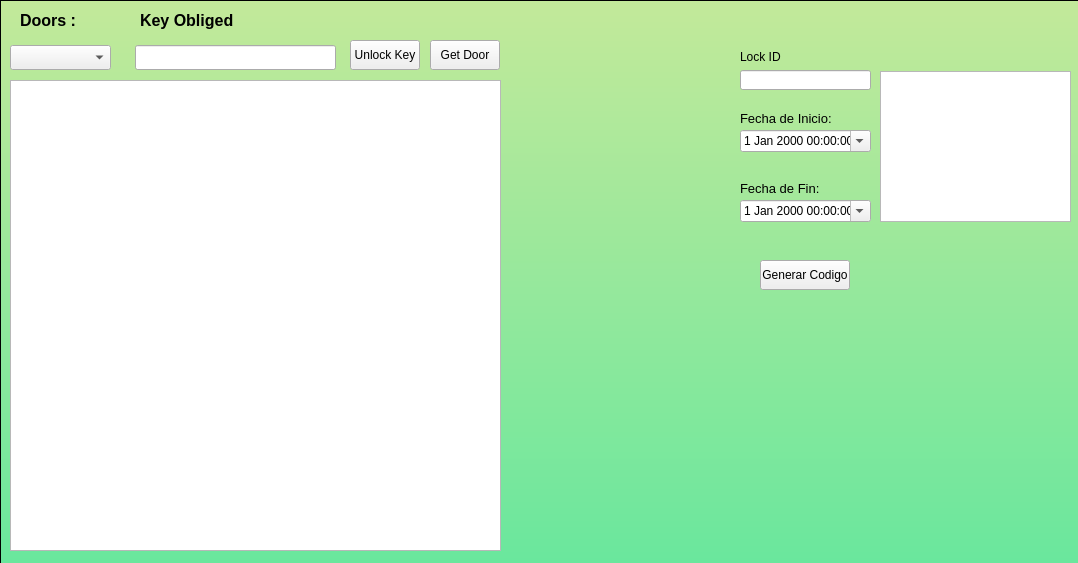
Above: interface/TTlock.ui from Arielmarinvaldes/TTLook_test before the change. Below: the same form after it.
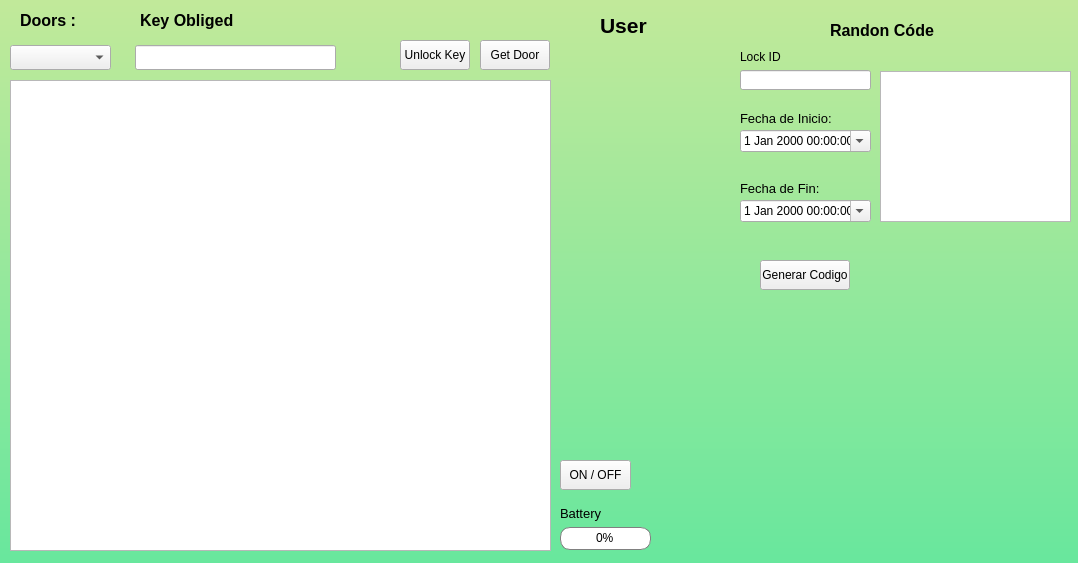
That is the form after the change.

Patch:
```diff
--- a/interface/TTlock.ui
+++ b/interface/TTlock.ui
@@ -17,8 +17,8 @@
    <widget class="QFrame" name="frame">
     <property name="geometry">
      <rect>
-      <x>0</x>
-      <y>0</y>
+      <x>-30</x>
+      <y>-10</y>
       <width>1121</width>
       <height>611</height>
      </rect>
@@ -66,7 +66,7 @@
    <widget class="QPushButton" name="get_door">
     <property name="geometry">
      <rect>
-      <x>430</x>
+      <x>480</x>
       <y>40</y>
       <width>70</width>
       <height>30</height>
@@ -87,7 +87,7 @@
      <rect>
       <x>10</x>
       <y>80</y>
-      <width>491</width>
+      <width>541</width>
       <height>471</height>
      </rect>
     </property>
@@ -125,7 +125,7 @@
    <widget class="QPushButton" name="unlock_key">
     <property name="geometry">
      <rect>
-      <x>350</x>
+      <x>400</x>
       <y>40</y>
       <width>70</width>
       <height>30</height>
@@ -289,6 +289,101 @@
      </rect>
     </property>
    </widget>
+   <widget class="QProgressBar" name="batery_status">
+    <property name="geometry">
+     <rect>
+      <x>560</x>
+      <y>527</y>
+      <width>91</width>
+      <height>23</height>
+     </rect>
+    </property>
+    <property name="styleSheet">
+     <string notr="true">    QProgressBar {
+        border: 1px solid grey;
+        border-radius: 10px; /* Radio de la esquina */
+        text-align: center;
+    }
+    QProgressBar::chunk {
+        background-color: #05B8CC; /* Color del progreso */
+        border-radius: 10px; /* Radio de la esquina para el área de progreso */
+    }</string>
+    </property>
+    <property name="value">
+     <number>0</number>
+    </property>
+   </widget>
+   <widget class="QLabel" name="battery_label">
+    <property name="geometry">
+     <rect>
+      <x>560</x>
+      <y>503</y>
+      <width>51</width>
+      <height>20</height>
+     </rect>
+    </property>
+    <property name="font">
+     <font>
+      <pointsize>10</pointsize>
+     </font>
+    </property>
+    <property name="text">
+     <string>Battery</string>
+    </property>
+   </widget>
+   <widget class="QPushButton" name="on_off_button">
+    <property name="geometry">
+     <rect>
+      <x>560</x>
+      <y>460</y>
+      <width>71</width>
+      <height>30</height>
+     </rect>
+    </property>
+    <property name="text">
+     <string>ON / OFF</string>
+    </property>
+   </widget>
+   <widget class="QLabel" name="randon_code_label">
+    <property name="geometry">
+     <rect>
+      <x>830</x>
+      <y>20</y>
+      <width>121</width>
+      <height>21</height>
+     </rect>
+    </property>
+    <property name="font">
+     <font>
+      <pointsize>12</pointsize>
+      <weight>75</weight>
+      <bold>true</bold>
+     </font>
+    </property>
+    <property name="text">
+     <string>Randon Códe</string>
+    </property>
+   </widget>
+   <widget class="QLabel" name="user_label_custom">
+    <property name="geometry">
+     <rect>
+      <x>600</x>
+      <y>10</y>
+      <width>131</width>
+      <height>31</height>
+     </rect>
+    </property>
+    <property name="font">
+     <font>
+      <pointsize>16</pointsize>
+      <weight>75</weight>
+      <bold>true</bold>
+     </font>
+    </property>
+    <property name="text">
+     <string>User</string>
+    </property>
+   </widget>
   </widget>
  </widget>
  <resources/>
```
